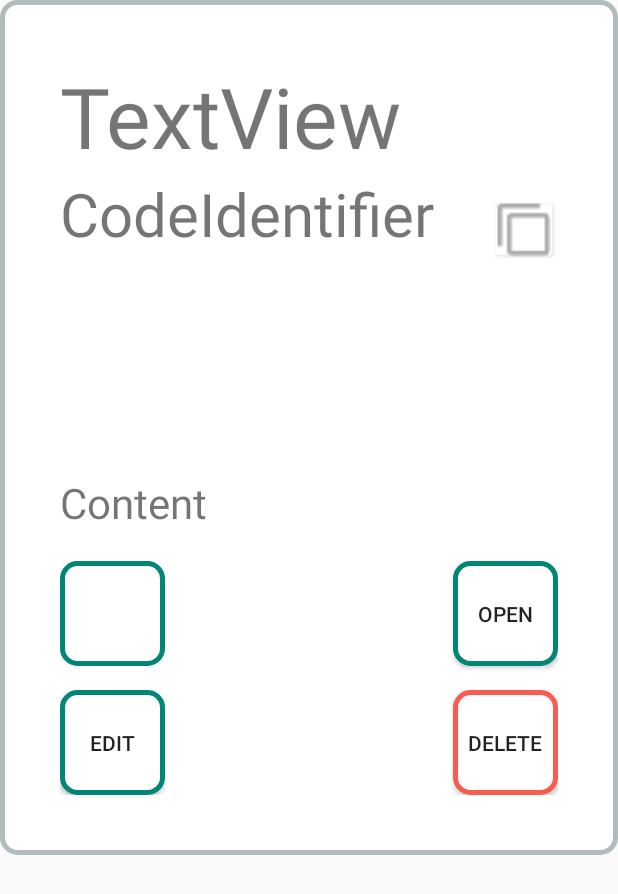
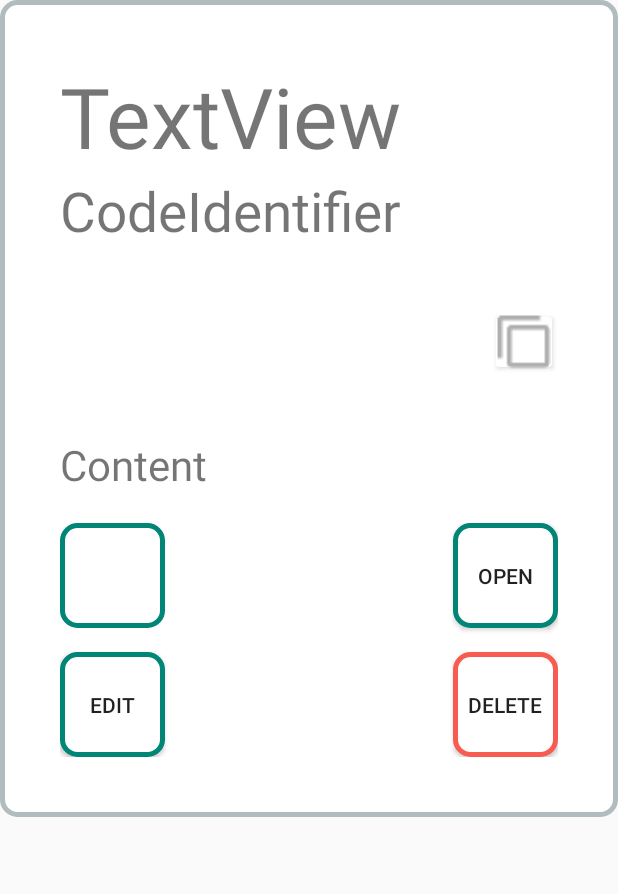
Before and after one commit to pgang-cnamd/hcodez-android, an Android app: the layout activity_code_details.xml on its own in the app's theme, with its tools: preview values and no code run, on a phone screen of 412 x 824 dp. Shown: the top 894 px of the screen. Run offline under Robolectric (Android 15) with nearby library versions, the phone set to English and light mode, and no system bars.

Commit message:
Interface refactoring

```diff
--- a/app/src/main/res/layout/activity_code_details.xml
+++ b/app/src/main/res/layout/activity_code_details.xml
@@ -45,16 +45,10 @@
         android:layout_width="45dp"
         android:layout_height="45dp"
         android:layout_below="@id/code_details_code_string_text_view"
-        android:layout_alignParentRight="true"
-        android:layout_marginLeft="100dp"
+        android:layout_centerHorizontal="true"
         android:layout_marginTop="40dp"
         android:layout_marginBottom="40dp"
-        android:scaleType="center"
-        app:layout_constraintBottom_toBottomOf="parent"
-        app:layout_constraintEnd_toEndOf="parent"
-        app:layout_constraintHorizontal_bias="0.95"
-        app:layout_constraintStart_toStartOf="parent"
-        app:layout_constraintTop_toTopOf="parent" />
+        android:scaleType="center" />
 
     <TextView
         android:id="@+id/code_details_code_name_text_view"
@@ -66,13 +60,12 @@
 
     <TextView
         android:id="@+id/code_details_code_string_text_view"
-        android:layout_width="250dp"
-        android:layout_height="75dp"
+        android:layout_width="match_parent"
+        android:layout_height="50dp"
         android:layout_below="@id/code_details_code_name_text_view"
         android:autoSizeTextType="uniform"
         android:text="CodeIdentifier"
-        android:textAlignment="textStart"
-        android:textSize="36sp" />
+        android:textAlignment="textStart" />
 
     <TextView
         android:layout_marginBottom="20dp"
@@ -103,11 +96,10 @@
         android:id="@+id/code_details_copy_code_button"
         android:layout_width="45dp"
         android:layout_height="45dp"
-        android:layout_below="@id/code_details_code_name_text_view"
+        android:layout_below="@id/code_details_code_string_text_view"
         android:layout_alignParentRight="true"
-        android:layout_centerInParent="true"
         android:layout_marginLeft="45dp"
-        android:layout_marginTop="15dp"
+        android:layout_marginTop="40dp"
         android:backgroundTint="#FFFFFF"
         android:clickable="true"
         android:contentDescription="copy button"
--- a/app/src/main/res/layout/activity_enter_text_content.xml
+++ b/app/src/main/res/layout/activity_enter_text_content.xml
@@ -15,6 +15,7 @@
         android:layout_centerHorizontal="true"
         android:ems="10"
         android:hint="Enter some content.."
+        android:layout_marginBottom="20dp"
         android:inputType="text" />
 
     <TextView
@@ -26,9 +27,11 @@
         android:text="Enter some content" />
 
     <Button
+        android:background="@drawable/button_design"
+        android:layout_below="@id/enter_text_content_edit_text"
+        android:layout_centerHorizontal="true"
         android:id="@+id/enter_text_result_button"
         android:layout_width="wrap_content"
         android:layout_height="wrap_content"
-        android:layout_toRightOf="@id/enter_text_content_text_view"
         android:text="OK" />
 </RelativeLayout>
--- a/app/src/main/res/layout/activity_find_code.xml
+++ b/app/src/main/res/layout/activity_find_code.xml
@@ -5,7 +5,7 @@
     android:layout_width="wrap_content"
     android:layout_height="wrap_content"
     android:paddingHorizontal="16dp"
-    android:paddingVertical="32dp">
+    android:paddingVertical="16dp">
 
     <Button
         android:id="@+id/find_code_enter_text_button"
--- a/app/src/main/res/layout/item_code_list.xml
+++ b/app/src/main/res/layout/item_code_list.xml
@@ -15,13 +15,13 @@
         android:clickable="false"
         android:focusable="true"
         android:padding="8dp"
-        android:textColor="@android:color/black"
+        android:textAlignment="textStart"
+        android:textColor="#FF424242"
         android:textSize="25sp"
         app:layout_constraintBottom_toBottomOf="parent"
         app:layout_constraintStart_toStartOf="parent"
         app:layout_constraintTop_toTopOf="parent"
-        tools:text="Title"
-        android:textAlignment="textStart"/>
+        tools:text="Title" />
 
     <ImageView
         android:id="@+id/code_list_item_public_status"
--- a/app/src/main/res/layout/item_content_types_list.xml
+++ b/app/src/main/res/layout/item_content_types_list.xml
@@ -8,7 +8,8 @@
         android:id="@+id/content_list_text_view"
         android:layout_width="match_parent"
         android:layout_height="wrap_content"
+        android:padding="16dp"
         android:text="TextView"
-        android:paddingLeft="16dp"
-        android:textSize="36sp"/>
+        android:textColor="#FF424242"
+        android:textSize="28sp" />
 </LinearLayout>
```
